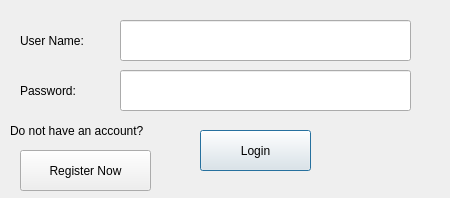
Qt form src/SwcManagerClient/src/ui/loginwindow.ui (kiraYuukiAsuna/GoMongoDb) before a commit.
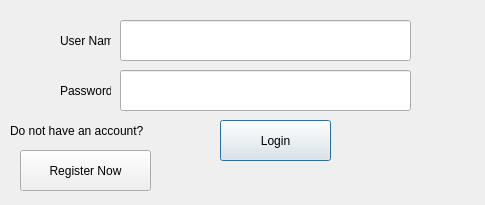
The same form after that commit.

Patch:
```diff
--- a/src/SwcManagerClient/src/ui/loginwindow.ui
+++ b/src/SwcManagerClient/src/ui/loginwindow.ui
@@ -6,8 +6,8 @@
    <rect>
     <x>0</x>
     <y>0</y>
-    <width>450</width>
-    <height>198</height>
+    <width>485</width>
+    <height>205</height>
    </rect>
   </property>
   <property name="windowTitle">
@@ -16,8 +16,8 @@
   <widget class="QPushButton" name="loginBtn">
    <property name="geometry">
     <rect>
-     <x>200</x>
-     <y>130</y>
+     <x>220</x>
+     <y>120</y>
      <width>111</width>
      <height>41</height>
     </rect>
@@ -49,9 +49,9 @@
   <widget class="QLabel" name="label">
    <property name="geometry">
     <rect>
-     <x>20</x>
+     <x>60</x>
      <y>20</y>
-     <width>91</width>
+     <width>51</width>
      <height>41</height>
     </rect>
    </property>
@@ -62,9 +62,9 @@
   <widget class="QLabel" name="label_2">
    <property name="geometry">
     <rect>
-     <x>20</x>
+     <x>60</x>
      <y>70</y>
-     <width>91</width>
+     <width>51</width>
      <height>41</height>
     </rect>
    </property>
```
